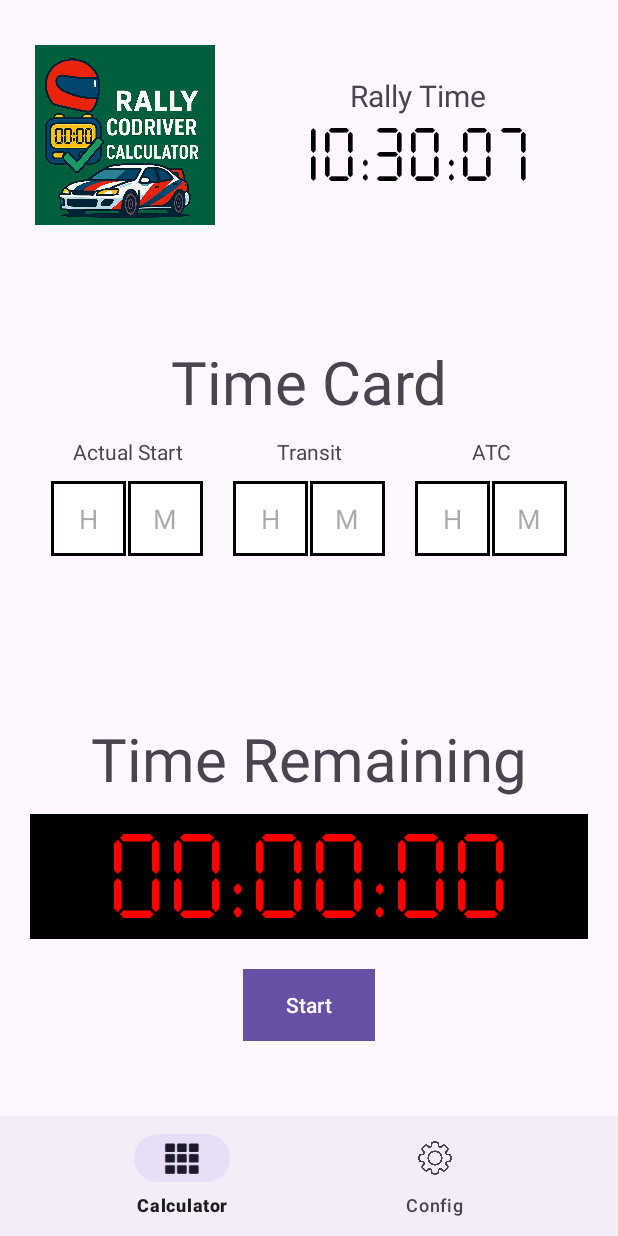
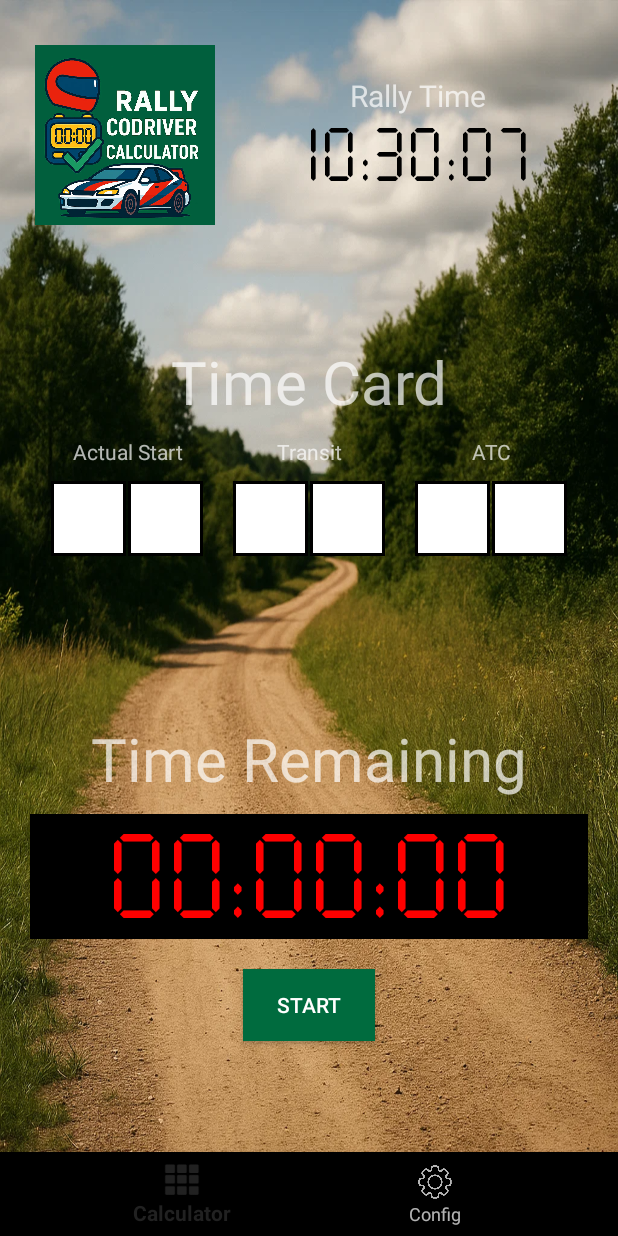
Before and after one commit to Menkaura81/Rally_Codriver_Calculator, an Android app: the screen it shows after launch (MainActivity), on a phone screen of 412 x 824 dp. Run offline under Robolectric (Android 15) with nearby library versions, the phone set to English and light mode, and no system bars; our stand-ins replace navigation-ui.

Commit message:
jugando con el tema

```diff
--- a/app/src/main/res/layout/fragment_calc.xml
+++ b/app/src/main/res/layout/fragment_calc.xml
@@ -3,7 +3,8 @@
     xmlns:tools="http://schemas.android.com/tools"
     android:layout_width="match_parent"
     android:layout_height="match_parent"
-    tools:context=".CalcFragment">
+    tools:context=".CalcFragment"
+    android:background="@drawable/fondo3">
 
     <LinearLayout
         android:id="@+id/main"
@@ -244,7 +245,7 @@
             android:layout_width="wrap_content"
             android:layout_height="wrap_content"
             android:text="@string/start"
-            android:background="@color/green"
+            android:background="@color/app_grenn"
             android:layout_gravity="center"
             android:layout_marginTop="10dp"
             android:layout_marginBottom="120dp"/>
--- a/app/src/main/res/values/themes.xml
+++ b/app/src/main/res/values/themes.xml
@@ -1,6 +1,6 @@
 <resources xmlns:tools="http://schemas.android.com/tools">
     <!-- Base application theme. -->
-    <style name="Base.Theme.RallyCoDriverCalculator" parent="Theme.Material3.Light.NoActionBar">
+    <style name="Base.Theme.RallyCoDriverCalculator" parent="Theme.Design.NoActionBar">
         <!-- Customize your light theme here. -->
         <!-- <item name="colorPrimary">@color/my_light_primary</item> -->
     </style>
```
Also changed, not shown: app/src/main/res/drawable/fondo.jpg (deleted), app/src/main/res/drawable/fondo2.jpg (deleted), app/src/main/res/drawable/fondo3.webp (added).
